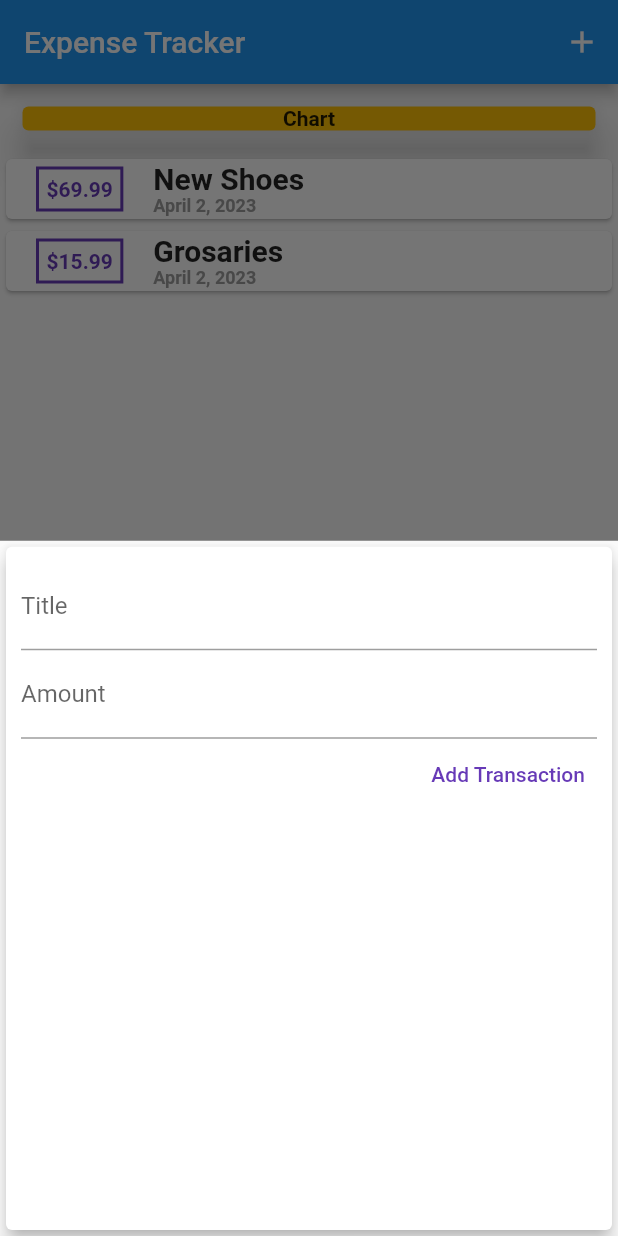
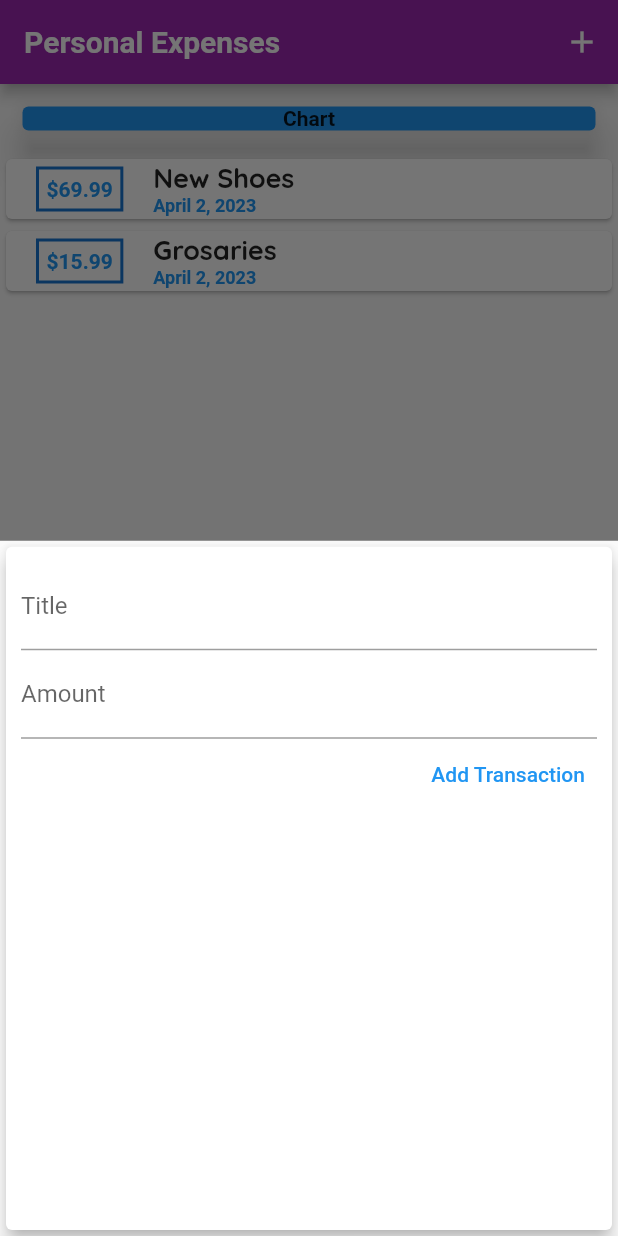
Before and after one commit to SayedTahsin/WalletWatcher, a Flutter app: the screen it shows after launch, after a tap on the "add" icon, on a phone screen of 412 x 824 dp. Run offline on Flutter 3.47's test engine with Material 2 defaults, Android fonts, the phone set to English and light mode, and no system bars; Roboto replaces fonts that are missing (Quicksans).

Commit message:
Font & Styling

```diff
--- a/lib/main.dart
+++ b/lib/main.dart
@@ -16,7 +16,40 @@ class MyApp extends StatelessWidget {
   @override
   Widget build(BuildContext context) {
     return MaterialApp(
-      title: 'Flutter Demo',
+      title: 'Personal Expenses',
+      theme: ThemeData(
+          colorScheme: ColorScheme.fromSwatch(primarySwatch: Colors.purple)
+              .copyWith(secondary: Colors.amber),
+          fontFamily: 'Quicksand',
+          textTheme: ThemeData.light().textTheme.copyWith(
+                titleLarge: TextStyle(
+                  fontFamily: 'Quicksand',
+                  fontSize: 18,
+                  fontWeight: FontWeight.bold,
+                ),
+              ),
+          appBarTheme: AppBarTheme(
+            toolbarTextStyle: ThemeData.light()
+                .textTheme
+                .copyWith(
+                  titleLarge: TextStyle(
+                    fontFamily: 'OpenSans',
+                    fontSize: 10,
+                    fontWeight: FontWeight.bold,
+                  ),
+                )
+                .bodyText2,
+            titleTextStyle: ThemeData.light()
+                .textTheme
+                .copyWith(
+                  titleLarge: TextStyle(
+                    fontFamily: 'Quicksans',
+                    fontSize: 20,
+                    fontWeight: FontWeight.bold,
+                  ),
+                )
+                .headline6,
+          )),
       home: MyHomePage(),
       debugShowCheckedModeBanner: false,
     );
@@ -57,7 +90,9 @@ class _MyHomePageState extends State<MyHomePage> {
   Widget build(BuildContext context) {
     return Scaffold(
       appBar: AppBar(
-        title: Text("Expense Tracker"),
+        title: Text(
+          "Personal Expenses",
+        ),
         actions: [
           IconButton(
             onPressed: () => _startAddNewTransaction(context),
@@ -67,14 +102,13 @@ class _MyHomePageState extends State<MyHomePage> {
       ),
       body: SingleChildScrollView(
         child: Column(
-          // mainAxisAlignment: MainAxisAlignment.center,
           crossAxisAlignment: CrossAxisAlignment.stretch,
           children: [
             Container(
               width: double.infinity,
               margin: EdgeInsets.all(5),
               child: Card(
-                color: Colors.amber,
+                color: Theme.of(context).primaryColor,
                 elevation: 10,
                 margin: EdgeInsets.all(10),
                 child: Text(
--- a/lib/widgets/new_transaction.dart
+++ b/lib/widgets/new_transaction.dart
@@ -1,18 +1,31 @@
-// ignore_for_file: prefer_const_constructors, use_key_in_widget_constructors
+// ignore_for_file: prefer_const_constructors, use_key_in_widget_constructors, prefer_const_constructors_in_immutables
 
 import 'package:flutter/material.dart';
 
-class NewTransaction extends StatelessWidget {
+class NewTransaction extends StatefulWidget {
   // const NewTransaction({super.key});
   final Function addTx;
   NewTransaction(this.addTx);
+
+  @override
+  State<NewTransaction> createState() => _NewTransactionState();
+}
+
+class _NewTransactionState extends State<NewTransaction> {
   final titleController = TextEditingController();
+
   final amountController = TextEditingController();
+
   void submitData() {
     final enteredTitle = titleController.text;
     final enteredAmount = double.parse(amountController.text);
     if (enteredTitle.isEmpty || enteredAmount <= 0) return;
-    addTx(enteredTitle, enteredAmount);
+
+    widget.addTx(
+      enteredTitle,
+      enteredAmount,
+    );
+    Navigator.of(context).pop();
   }
 
   @override
@@ -39,7 +52,7 @@ class NewTransaction extends StatelessWidget {
               onPressed: submitData,
               child: Text(
                 "Add Transaction",
-                style: TextStyle(color: Colors.deepPurple),
+                style: TextStyle(color: Theme.of(context).primaryColor),
               ),
             ),
           ],
--- a/lib/widgets/transaction_list.dart
+++ b/lib/widgets/transaction_list.dart
@@ -22,13 +22,16 @@ class TransactionList extends StatelessWidget {
                 Container(
                   margin: EdgeInsets.symmetric(vertical: 5, horizontal: 20),
                   decoration: BoxDecoration(
-                      border: Border.all(width: 2, color: Colors.deepPurple)),
+                      border: Border.all(
+                    width: 2,
+                    color: Theme.of(context).primaryColorDark,
+                  )),
                   padding: EdgeInsets.all(5),
                   child: Text(
                     '\$${transactions[index].amount.toStringAsFixed(2)}',
                     style: TextStyle(
                       fontWeight: FontWeight.bold,
-                      color: Colors.deepPurple,
+                      color: Theme.of(context).primaryColor,
                     ),
                   ),
                 ),
@@ -37,17 +40,15 @@ class TransactionList extends StatelessWidget {
                   children: [
                     Text(
                       transactions[index].title,
-                      style: TextStyle(
-                        fontSize: 20,
-                        fontWeight: FontWeight.bold,
-                      ),
+                      style: Theme.of(context).textTheme.titleLarge,
                     ),
                     Text(
                       DateFormat.yMMMMd().format(transactions[index].dateTime),
                       style: TextStyle(
-                          fontSize: 12,
-                          fontWeight: FontWeight.bold,
-                          color: Colors.grey),
+                        fontSize: 12,
+                        fontWeight: FontWeight.bold,
+                        color: Theme.of(context).primaryColor,
+                      ),
                     ),
                   ],
                 ),
```
Also changed, not shown: pubspec.yaml (+13 -9 lines), assets/fonts/OpenSans-Bold.ttf (added), assets/fonts/OpenSans-Regular.ttf (added), assets/fonts/Quicksand-Bold.ttf (added), assets/fonts/Quicksand-Light.ttf (added), assets/fonts/Quicksand-Medium.ttf (added), assets/fonts/Quicksand-Regular.ttf (added).
